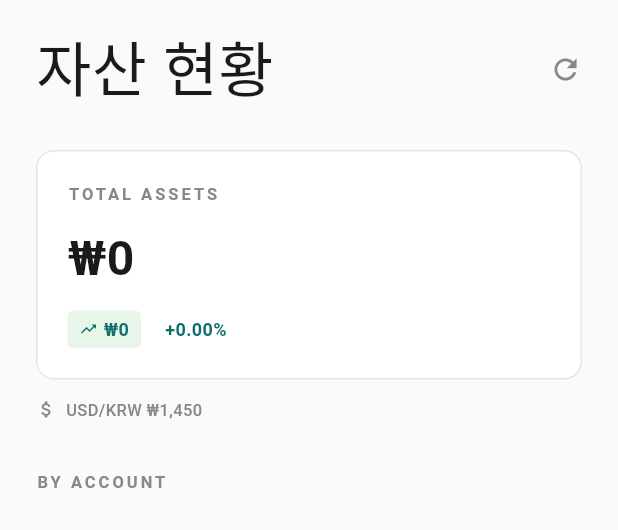
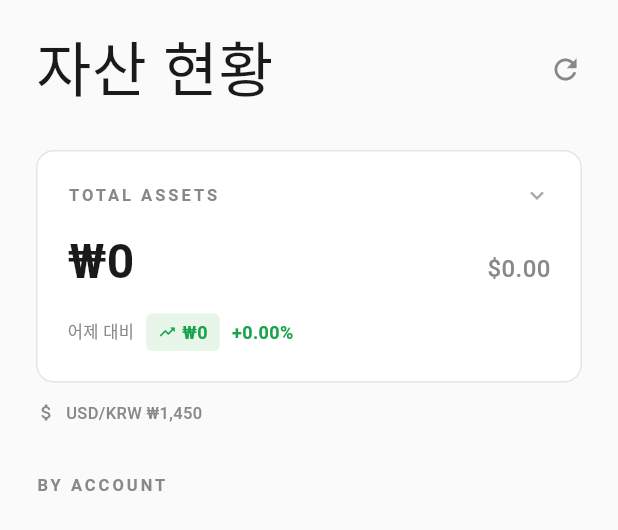
Before and after one commit to venaki/portfolio-app, a Flutter app: the DashboardScreen widget shown alone on an empty page, opened directly, on a phone screen of 412 x 824 dp. Shown: the top 530 px of the screen. Run offline on Flutter 3.47's test engine with Material 3 defaults, Android fonts, the phone set to English and light mode, and no system bars; our stand-ins replace flutter_riverpod, google_sign_in, shared_preferences; missing offline and left inert: dart:html; accounts and stored records are empty.

Commit message:
feat: enhance Total Assets card with USD value, daily change, expandable cost/profit
- Show USD total on right side
- Display daily change (어제 대비) with amount and percentage
- Tap to expand: shows 투자 원금 and 원금 대비 수익

Co-Authored-By: Claude Opus 4.6 (1M context) <noreply@anthropic.com>

```diff
--- a/portfolio-flutter/lib/screens/dashboard_screen.dart
+++ b/portfolio-flutter/lib/screens/dashboard_screen.dart
@@ -41,6 +41,24 @@ class DashboardScreen extends ConsumerWidget {
 
     final totalProfitKRW = totalValueKRW - totalCostKRW;
     final totalProfitPct = totalCostKRW > 0 ? (totalProfitKRW / totalCostKRW) * 100 : 0.0;
+    final totalValueUSD = portfolio.exchangeRate > 0
+        ? totalValueKRW / portfolio.exchangeRate
+        : 0.0;
+
+    // 어제 대비 일간 변동 계산
+    double dailyChangeKRW = 0;
+    double totalYestValueKRW = 0;
+    for (final h in portfolio.holdings) {
+      final quote = portfolio.quotes[h.ticker];
+      final price = quote?.price ?? 0;
+      final closeYest = quote?.closeYest ?? price;
+      dailyChangeKRW += calcDailyChangeKRW(h, price, closeYest, portfolio.exchangeRate);
+      totalYestValueKRW += calcTotalValueKRW(h, closeYest, portfolio.exchangeRate);
+    }
+    // 기타자산은 일간변동 없음 (고정 자산)
+    final dailyChangePct = totalYestValueKRW > 0
+        ? (dailyChangeKRW / totalYestValueKRW) * 100
+        : 0.0;
 
     // 계좌별 집계
     final accountMap = <String, ({double value, double cost})>{};
@@ -105,8 +123,12 @@ class DashboardScreen extends ConsumerWidget {
           // Total Asset Card
           TotalAssetCard(
             totalValueKRW: totalValueKRW,
+            totalValueUSD: totalValueUSD,
+            dailyChangeKRW: dailyChangeKRW,
+            dailyChangePct: dailyChangePct,
+            totalCostKRW: totalCostKRW,
             totalProfitKRW: totalProfitKRW,
-            totalProfitPercentKRW: totalProfitPct,
+            totalProfitPct: totalProfitPct,
           ),
           const SizedBox(height: 12),
 
--- a/portfolio-flutter/lib/widgets/total_asset_card.dart
+++ b/portfolio-flutter/lib/widgets/total_asset_card.dart
@@ -1,26 +1,45 @@
 import 'package:flutter/material.dart';
 import '../utils/format.dart';
 
-class TotalAssetCard extends StatelessWidget {
+class TotalAssetCard extends StatefulWidget {
   final double totalValueKRW;
+  final double totalValueUSD;
+  final double dailyChangeKRW;
+  final double dailyChangePct;
+  final double totalCostKRW;
   final double totalProfitKRW;
-  final double totalProfitPercentKRW;
+  final double totalProfitPct;
 
   const TotalAssetCard({
     super.key,
     required this.totalValueKRW,
+    required this.totalValueUSD,
+    required this.dailyChangeKRW,
+    required this.dailyChangePct,
+    required this.totalCostKRW,
     required this.totalProfitKRW,
-    required this.totalProfitPercentKRW,
+    required this.totalProfitPct,
   });
 
   @override
+  State<TotalAssetCard> createState() => _TotalAssetCardState();
+}
+
+class _TotalAssetCardState extends State<TotalAssetCard> {
+  bool _expanded = false;
+
+  @override
   Widget build(BuildContext context) {
-    final isProfit = totalProfitKRW >= 0;
-    const profitPositive = Color(0xFF0D6E6E);
-    const profitNegative = Color(0xFFE07B54);
-    final profitColor = isProfit ? profitPositive : profitNegative;
+    final isDailyPositive = widget.dailyChangeKRW >= 0;
+    final isProfitPositive = widget.totalProfitKRW >= 0;
+    const positive = Color(0xFF16A34A);
+    const negative = Color(0xFFE07B54);
+    final dailyColor = isDailyPositive ? positive : negative;
+    final profitColor = isProfitPositive ? positive : negative;
 
-    return Container(
+    return GestureDetector(
+      onTap: () => setState(() => _expanded = !_expanded),
+      child: Container(
         padding: const EdgeInsets.all(20),
         decoration: BoxDecoration(
           color: Colors.white,
@@ -29,6 +48,10 @@ class TotalAssetCard extends StatelessWidget {
         ),
         child: Column(
           crossAxisAlignment: CrossAxisAlignment.start,
+          children: [
+            // Header: TOTAL ASSETS label
+            Row(
+              mainAxisAlignment: MainAxisAlignment.spaceBetween,
               children: [
                 const Text(
                   'TOTAL ASSETS',
@@ -39,49 +62,144 @@ class TotalAssetCard extends StatelessWidget {
                     color: Color(0xFF888888),
                   ),
                 ),
+                Icon(
+                  _expanded ? Icons.keyboard_arrow_up : Icons.keyboard_arrow_down,
+                  size: 18,
+                  color: const Color(0xFFAAAAAA),
+                ),
+              ],
+            ),
             const SizedBox(height: 12),
+
+            // Total value row: KRW (left) + USD (right)
+            Row(
+              mainAxisAlignment: MainAxisAlignment.spaceBetween,
+              crossAxisAlignment: CrossAxisAlignment.baseline,
+              textBaseline: TextBaseline.alphabetic,
+              children: [
                 Text(
-            formatKRW(totalValueKRW),
+                  formatKRW(widget.totalValueKRW),
                   style: const TextStyle(
                     fontSize: 32,
                     fontWeight: FontWeight.w700,
                     color: Color(0xFF1A1A1A),
                   ),
                 ),
+                Text(
+                  formatUSD(widget.totalValueUSD),
+                  style: const TextStyle(
+                    fontSize: 16,
+                    fontWeight: FontWeight.w500,
+                    color: Color(0xFF888888),
+                  ),
+                ),
+              ],
+            ),
             const SizedBox(height: 12),
+
+            // Daily change row
             Row(
               children: [
+                Text(
+                  '어제 대비',
+                  style: const TextStyle(
+                    fontSize: 11,
+                    color: Color(0xFF888888),
+                  ),
+                ),
+                const SizedBox(width: 8),
                 Container(
                   padding: const EdgeInsets.symmetric(horizontal: 8, vertical: 4),
                   decoration: BoxDecoration(
-                  color: const Color(0xFFE8F5E9),
+                    color: isDailyPositive
+                        ? const Color(0xFFE8F5E9)
+                        : const Color(0xFFFBE9E7),
                     borderRadius: BorderRadius.circular(4),
                   ),
                   child: Row(
                     mainAxisSize: MainAxisSize.min,
                     children: [
                       Icon(
-                      isProfit ? Icons.trending_up : Icons.trending_down,
+                        isDailyPositive ? Icons.trending_up : Icons.trending_down,
                         size: 12,
-                      color: profitColor,
+                        color: dailyColor,
                       ),
                       const SizedBox(width: 4),
                       Text(
-                      formatKRW(totalProfitKRW.abs()),
+                        formatKRW(widget.dailyChangeKRW.abs()),
                         style: TextStyle(
                           fontSize: 12,
                           fontWeight: FontWeight.w600,
-                        color: profitColor,
+                          color: dailyColor,
                         ),
                       ),
                     ],
                   ),
                 ),
-              const SizedBox(width: 16),
+                const SizedBox(width: 8),
                 Text(
-                formatPercent(totalProfitPercentKRW),
+                  formatPercent(widget.dailyChangePct),
                   style: TextStyle(
                     fontSize: 12,
+                    fontWeight: FontWeight.w600,
+                    color: dailyColor,
+                  ),
+                ),
+              ],
+            ),
+
+            // Expanded section: cost + profit
+            if (_expanded) ...[
+              const SizedBox(height: 16),
+              Container(
+                height: 1,
+                color: const Color(0xFFF0F0F0),
+              ),
+              const SizedBox(height: 16),
+
+              // Cost
+              Row(
+                mainAxisAlignment: MainAxisAlignment.spaceBetween,
+                children: [
+                  const Text(
+                    '투자 원금',
+                    style: TextStyle(fontSize: 13, color: Color(0xFF888888)),
+                  ),
+                  Text(
+                    formatKRW(widget.totalCostKRW),
+                    style: const TextStyle(
+                      fontSize: 14,
+                      fontWeight: FontWeight.w600,
+                      color: Color(0xFF1A1A1A),
+                    ),
+                  ),
+                ],
+              ),
+              const SizedBox(height: 12),
+
+              // Total profit
+              Row(
+                mainAxisAlignment: MainAxisAlignment.spaceBetween,
+                children: [
+                  const Text(
+                    '원금 대비 수익',
+                    style: TextStyle(fontSize: 13, color: Color(0xFF888888)),
+                  ),
+                  Row(
+                    children: [
+                      Text(
+                        formatKRW(widget.totalProfitKRW),
+                        style: TextStyle(
+                          fontSize: 14,
+                          fontWeight: FontWeight.w600,
+                          color: profitColor,
+                        ),
+                      ),
+                      const SizedBox(width: 8),
+                      Text(
+                        formatPercent(widget.totalProfitPct),
+                        style: TextStyle(
+                          fontSize: 13,
                           fontWeight: FontWeight.w600,
                           color: profitColor,
                         ),
@@ -90,6 +208,10 @@ class TotalAssetCard extends StatelessWidget {
                   ),
                 ],
               ),
+            ],
+          ],
+        ),
+      ),
     );
   }
 }
```
Lines whose indentation alone changed are shown as unchanged.
